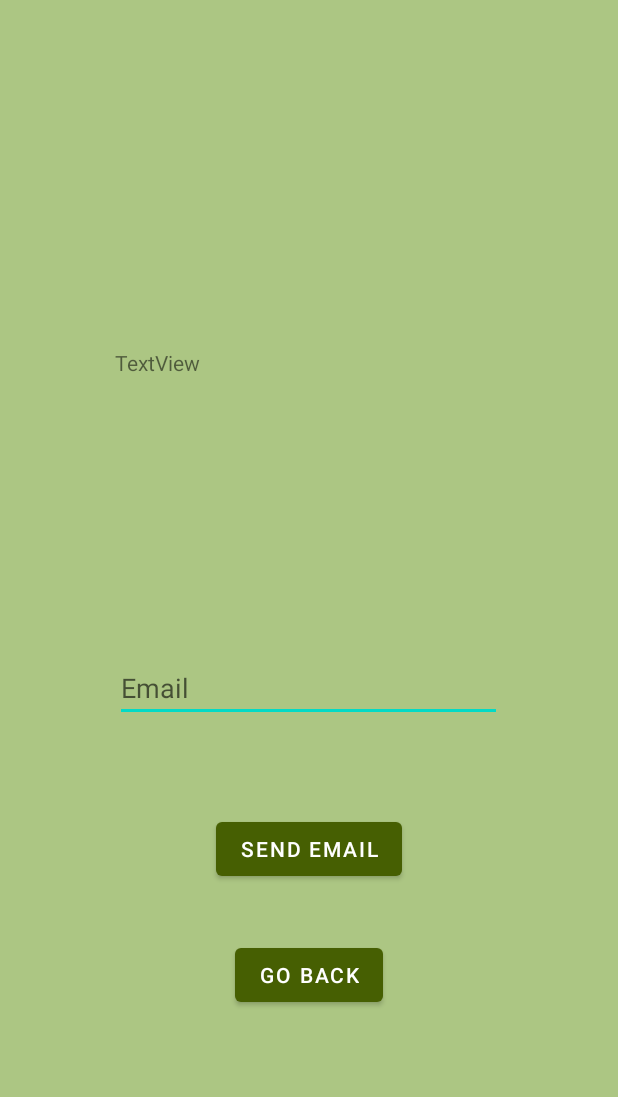
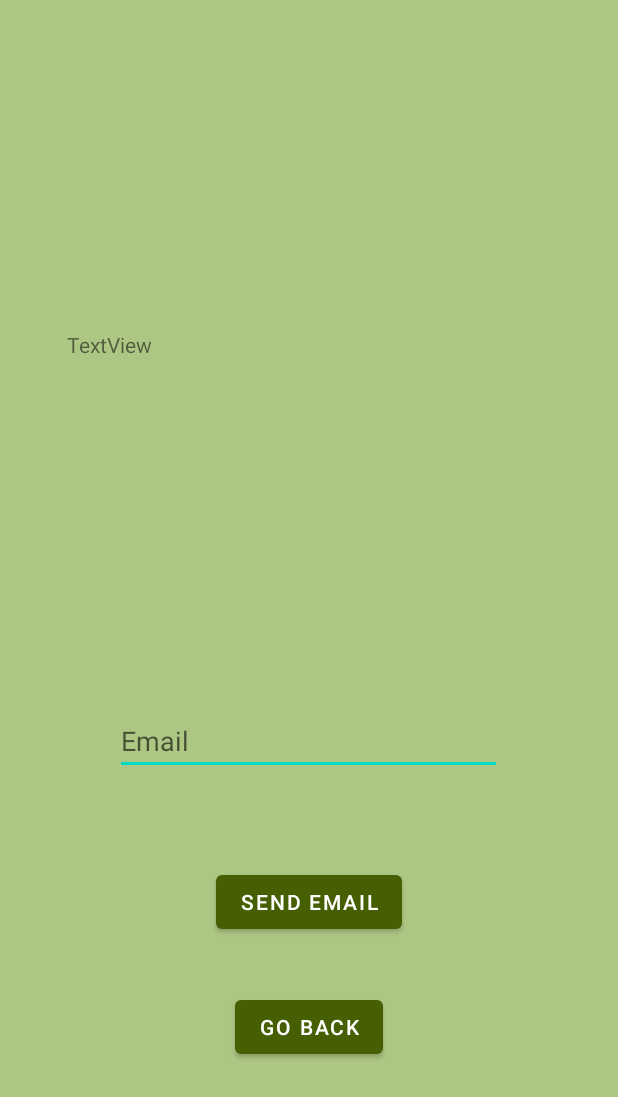
Before and after one commit to ArvindK2006/DGApp, an Android app: the layout fragment_signup.xml on its own in the app's theme, with its tools: preview values and no code run, on a phone screen of 412 x 824 dp. Shown: the top 1097 px of the screen. Run offline under Robolectric (Android 15) with nearby library versions, the phone set to English and light mode, and no system bars; network calls fail.

Commit message:
may 9 2023
formatted events better

```diff
--- a/TabLayoutDemo/app/src/main/res/layout/fragment_signup.xml
+++ b/TabLayoutDemo/app/src/main/res/layout/fragment_signup.xml
@@ -10,15 +10,15 @@
 
     <TextView
         android:id="@+id/display"
-        android:layout_width="258dp"
-        android:layout_height="124dp"
+        android:layout_width="322dp"
+        android:layout_height="180dp"
         android:text="TextView"
         app:layout_constraintBottom_toBottomOf="parent"
         app:layout_constraintEnd_toEndOf="parent"
-        app:layout_constraintHorizontal_bias="0.496"
+        app:layout_constraintHorizontal_bias="0.494"
         app:layout_constraintStart_toStartOf="parent"
         app:layout_constraintTop_toTopOf="parent"
-        app:layout_constraintVertical_bias="0.331" />
+        app:layout_constraintVertical_bias="0.342" />
 
     <EditText
         android:id="@+id/txtEmail"
@@ -29,10 +29,22 @@
         android:inputType="textPersonName"
         app:layout_constraintBottom_toBottomOf="parent"
         app:layout_constraintEnd_toEndOf="parent"
-        app:layout_constraintHorizontal_bias="0.497"
+        app:layout_constraintHorizontal_bias="0.496"
         app:layout_constraintStart_toStartOf="parent"
         app:layout_constraintTop_toTopOf="parent"
-        app:layout_constraintVertical_bias="0.56" />
+        app:layout_constraintVertical_bias="0.605" />
+
+    <Button
+        android:id="@+id/backToEvents"
+        android:layout_width="wrap_content"
+        android:layout_height="wrap_content"
+        android:layout_marginBottom="20dp"
+        android:text="go back"
+        app:layout_constraintBottom_toBottomOf="parent"
+        app:layout_constraintEnd_toEndOf="parent"
+        app:layout_constraintStart_toStartOf="parent"
+        app:layout_constraintTop_toTopOf="parent"
+        app:layout_constraintVertical_bias="0.874" />
 
     <Button
         android:id="@+id/btnSend"
@@ -45,18 +57,6 @@
         app:layout_constraintEnd_toEndOf="parent"
         app:layout_constraintStart_toStartOf="parent"
         app:layout_constraintTop_toTopOf="parent"
-        app:layout_constraintVertical_bias="0.717" />
-
-    <Button
-        android:id="@+id/backToEvents"
-        android:layout_width="wrap_content"
-        android:layout_height="wrap_content"
-        android:layout_marginBottom="20dp"
-        android:text="go back"
-        app:layout_constraintBottom_toBottomOf="parent"
-        app:layout_constraintEnd_toEndOf="parent"
-        app:layout_constraintStart_toStartOf="parent"
-        app:layout_constraintTop_toTopOf="parent"
-        app:layout_constraintVertical_bias="0.828" />
+        app:layout_constraintVertical_bias="0.764" />
 
 </androidx.constraintlayout.widget.ConstraintLayout>
```
Also changed, not shown: TabLayoutDemo/app/src/main/java/com/ebookfrenzy/tablayoutdemo/EventsFragment.java (+15 -10 lines), TabLayoutDemo/app/src/main/java/com/ebookfrenzy/tablayoutdemo/SignUpFragment.java (+7 -3 lines).
